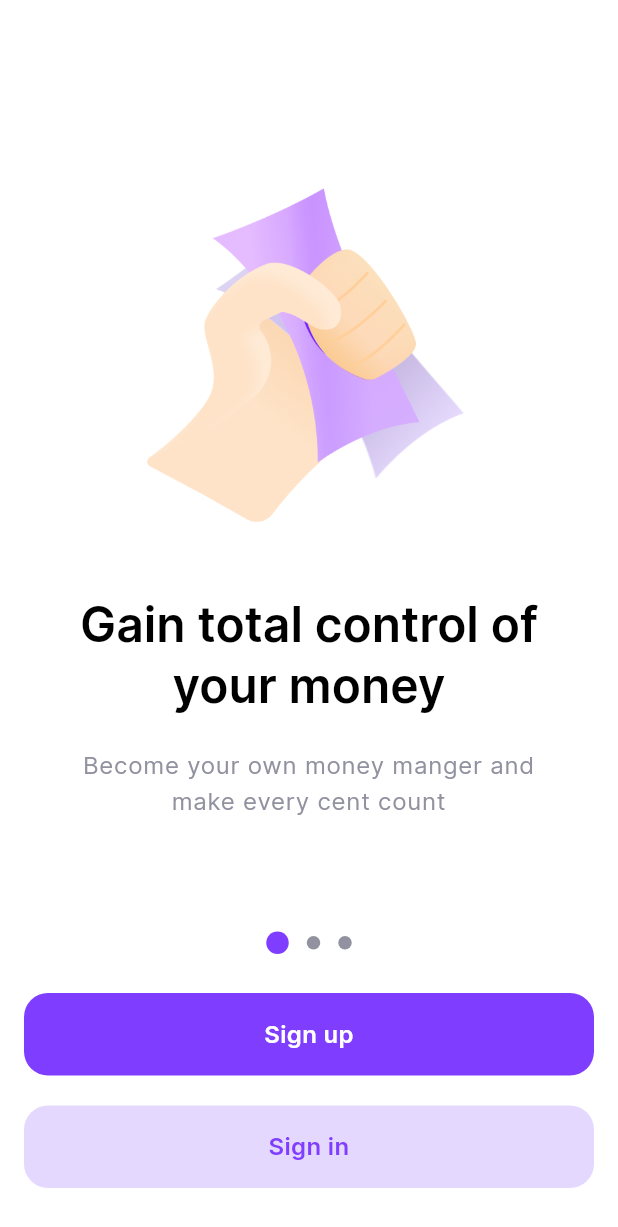
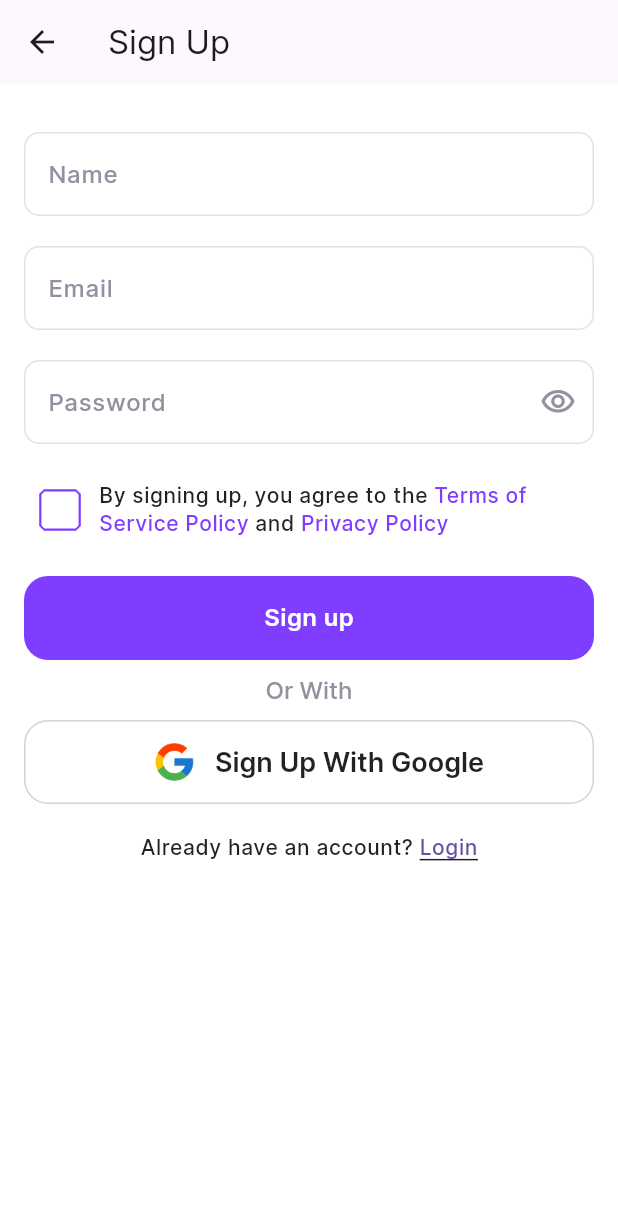
Before and after one commit to al-batol/spend_tracker-flutter-app, a Flutter app: the screen it shows after launch, after a tap on "Sign up", on a phone screen of 412 x 824 dp. Shown: the top 1227 px of the screen. Run offline on Flutter 3.47's test engine with Material 3 defaults, Android fonts, the phone set to English and light mode, and no system bars; drawn by our look-alikes of dots_indicator; our stand-ins replace bloc, equatable, flutter_bloc, get_it.

Commit message:
complete signup screen designn

```diff
--- a/lib/main.dart
+++ b/lib/main.dart
@@ -1,11 +1,11 @@
 import 'package:flutter/material.dart';
-import 'package:spend_tracker/src/core/common/constants/colors.dart';
 import 'package:spend_tracker/src/core/common/themes/light_theme.dart';
-import 'package:spend_tracker/src/core/features/onboarding/views/splash_screen.dart';
 import 'package:spend_tracker/src/core/navigation/app_routes.dart';
 import 'package:spend_tracker/src/core/navigation/route_names.dart';
+import 'package:spend_tracker/src/core/common/di/inection_container.dart';
 
 void main() {
+  setup();
   runApp(const MyApp());
 }
 
--- a/lib/src/core/common/constants/app_dimensions.dart
+++ b/lib/src/core/common/constants/app_dimensions.dart
@@ -4,5 +4,8 @@ class AppDimensions {
   static const double paddingLg = 32.0;
   static const double paddingMd = 24.0;
   static const double paddingSm = 16.0;
-  static const double paddingXsm = 8.0;
+  static const double paddingXSm = 12.0;
+  static const double paddingXxsm = 8.0;
+
+  static const double iconSize = 28.0;
 }
--- /dev/null
+++ b/lib/src/core/common/di/inection_container.dart
@@ -0,0 +1,9 @@
+import 'package:get_it/get_it.dart';
+import 'package:spend_tracker/src/core/features/auth/cubit/auth_cubit.dart';
+
+final di = GetIt.instance;
+
+void setup() {
+  // cubits
+  di.registerLazySingleton(() => AuthCubit());
+}
--- a/lib/src/core/common/fonts/app_font_sizes.dart
+++ b/lib/src/core/common/fonts/app_font_sizes.dart
@@ -2,7 +2,8 @@ class AppFontSizes {
   static const double xxl = 56.0;
   static const double xl = 48.0;
   static const double lg = 32.0;
-  static const double md = 24.0;
+  static const double md = 18.0;
   static const double sm = 16.0;
-  static const double xs = 12.0;
+  static const double xs = 14.0;
+  static const double xxs = 12.0;
 }
--- a/lib/src/core/common/fonts/app_font_styles.dart
+++ b/lib/src/core/common/fonts/app_font_styles.dart
@@ -15,10 +15,10 @@ class AppFontStyles {
     color: Colors.black87,
   );
 
-  static const TextStyle body = TextStyle(
+  static const TextStyle labelMedium = TextStyle(
     fontSize: AppFontSizes.sm,
     fontWeight: FontWeight.normal,
-    color: AppColors.light20,
+    color: Colors.black87,
   );
 
   static const TextStyle button = TextStyle(
@@ -28,9 +28,19 @@ class AppFontStyles {
   );
   static const TextStyle caption = TextStyle(
     fontSize: AppFontSizes.xs,
-    color: Colors.grey,
+    color: Colors.black87,
+    fontWeight: FontWeight.w500,
   );
-
+  static const TextStyle displaySmall = TextStyle(
+    fontSize: AppFontSizes.sm,
+    color: AppColors.light20,
+    fontWeight: FontWeight.w500,
+  );
+  static const TextStyle titleMedium = TextStyle(
+    fontSize: AppFontSizes.md,
+    color: Colors.black87,
+    fontWeight: FontWeight.w600,
+  );
   static const TextStyle display = TextStyle(
     fontSize: AppFontSizes.xxl,
     fontWeight: FontWeight.bold,
--- a/lib/src/core/common/themes/light_theme.dart
+++ b/lib/src/core/common/themes/light_theme.dart
@@ -13,9 +13,32 @@ class LightTheme {
       displayLarge: AppFontStyles.display,
       headlineMedium: AppFontStyles.heading,
       titleMedium: AppFontStyles.subtitle,
-      bodyLarge: AppFontStyles.body,
       bodySmall: AppFontStyles.caption,
+      labelMedium: AppFontStyles.labelMedium,
       bodyMedium: AppFontStyles.button,
+      displaySmall: AppFontStyles.displaySmall,
+      displayMedium: AppFontStyles.titleMedium,
+    ),
+    checkboxTheme: CheckboxThemeData(
+      side: BorderSide(width: 0.5, color: AppColors.primaryColor),
+      shape: BeveledRectangleBorder(borderRadius: BorderRadius.circular(2)),
+    ),
+    inputDecorationTheme: InputDecorationTheme(
+      labelStyle: AppFontStyles.displaySmall,
+      suffixIconColor: AppColors.light20,
+      border: OutlineInputBorder(
+        borderRadius: BorderRadius.circular(10),
+        // borderSide: BorderSide(color: AppColors.inputBg),
+      ),
+      enabledBorder: OutlineInputBorder(
+        borderRadius: BorderRadius.circular(10),
+        borderSide: BorderSide(color: AppColors.inputBg),
+      ),
+      errorBorder: OutlineInputBorder(borderRadius: BorderRadius.circular(10)),
+      focusedBorder: OutlineInputBorder(
+        borderRadius: BorderRadius.circular(10),
+        borderSide: BorderSide(color: AppColors.inputBg),
+      ),
     ),
   );
 }
--- a/lib/src/core/common/widgets/custom_button.dart
+++ b/lib/src/core/common/widgets/custom_button.dart
@@ -6,12 +6,16 @@ class CustomButton extends StatelessWidget {
   final Color? color;
   final Color? textColor;
   final VoidCallback voidCallback;
+  final String? imagePath;
+  final bool isLoading;
   const CustomButton({
     super.key,
     required this.name,
     this.color,
     this.textColor,
     required this.voidCallback,
+    this.imagePath,
+    this.isLoading = false,
   });
 
   @override
@@ -19,19 +23,51 @@ class CustomButton extends StatelessWidget {
     return GestureDetector(
       onTap: voidCallback,
       child: Container(
+        height: 56,
         width: MediaQuery.sizeOf(context).width,
-        padding: EdgeInsets.all(AppDimensions.paddingSm),
         decoration: BoxDecoration(
-          color: color ?? Theme.of(context).primaryColor,
+          color:
+              color ??
+              (imagePath != null
+                  ? Theme.of(context).scaffoldBackgroundColor
+                  : Theme.of(context).primaryColor),
           borderRadius: BorderRadius.circular(AppDimensions.paddingSm),
+          border:
+              imagePath == null
+                  ? null
+                  : Border.all(
+                    color: Theme.of(
+                      context,
+                    ).disabledColor.withValues(alpha: 0.4),
+                  ),
         ),
-        child: Text(
-          name,
-          style: Theme.of(
-            context,
-          ).textTheme.bodyMedium?.copyWith(color: textColor),
-          textAlign: TextAlign.center,
-        ),
+        child:
+            isLoading
+                ? Center(
+                  child: CircularProgressIndicator(
+                    color: Theme.of(context).scaffoldBackgroundColor,
+                  ),
+                )
+                : Row(
+                  mainAxisAlignment: MainAxisAlignment.center,
+                  children: [
+                    if (imagePath != null)
+                      Padding(
+                        padding: const EdgeInsets.all(AppDimensions.paddingXSm),
+                        child: Image.asset(imagePath!),
+                      ),
+                    Text(
+                      name,
+                      style:
+                          imagePath == null
+                              ? Theme.of(
+                                context,
+                              ).textTheme.bodyMedium?.copyWith(color: textColor)
+                              : Theme.of(context).textTheme.displayMedium,
+                      textAlign: TextAlign.center,
+                    ),
+                  ],
+                ),
       ),
     );
   }
--- /dev/null
+++ b/lib/src/core/common/widgets/custom_text_field.dart
@@ -0,0 +1,47 @@
+import 'package:flutter/material.dart';
+import 'package:flutter_bloc/flutter_bloc.dart';
+import 'package:spend_tracker/src/core/features/auth/cubit/auth_cubit.dart';
+
+class CustomTextField extends StatelessWidget {
+  final TextEditingController controller;
+  final String hintText;
+  final bool? isPassword;
+  final bool? isHidden;
+  final bool? isEnabled;
+  final FormFieldValidator<String>? validator;
+  const CustomTextField({
+    super.key,
+    required this.controller,
+    this.isPassword = false,
+    required this.hintText,
+    required this.validator,
+    this.isHidden = false,
+    this.isEnabled = true,
+  });
+
+  @override
+  Widget build(BuildContext context) {
+    return TextFormField(
+      controller: controller,
+      obscureText: isHidden!,
+      enabled: isEnabled,
+      decoration: InputDecoration(
+        labelText: hintText,
+        suffixIcon:
+            !isPassword!
+                ? null
+                : IconButton(
+                  icon: Icon(
+                    isHidden!
+                        ? Icons.visibility_outlined
+                        : Icons.visibility_off_outlined,
+                  ),
+                  onPressed: () {
+                    context.read<AuthCubit>().togglePasswordEye();
+                  },
+                ),
+      ),
+      validator: validator,
+    );
+  }
+}
--- /dev/null
+++ b/lib/src/core/features/auth/cubit/auth_cubit.dart
@@ -0,0 +1,20 @@
+import 'package:bloc/bloc.dart';
+import 'package:equatable/equatable.dart';
+
+part 'auth_state.dart';
+
+class AuthCubit extends Cubit<AuthState> {
+  AuthCubit() : super(AuthState());
+
+  void togglePasswordEye() {
+    emit(state.copyWith(isPassHidden: !state.isPassHidden));
+  }
+
+  void togglePolicy() {
+    emit(state.copyWith(isPolicyChecked: !state.isPolicyChecked));
+  }
+
+  void signUp() {
+    emit(state.copyWith(isEnabled: !state.isEnabled, isSigningUp: true));
+  }
+}
--- /dev/null
+++ b/lib/src/core/features/auth/cubit/auth_state.dart
@@ -0,0 +1,31 @@
+part of 'auth_cubit.dart';
+
+class AuthState extends Equatable {
+  final bool isPassHidden;
+  final bool isPolicyChecked;
+  final bool isEnabled;
+  final bool isSigningUp;
+  const AuthState({
+    this.isPassHidden = true,
+    this.isPolicyChecked = false,
+    this.isEnabled = true,
+    this.isSigningUp = false,
+  });
+
+  AuthState copyWith({
+    bool? isPassHidden,
+    bool? isPolicyChecked,
+    bool? isEnabled,
+    bool? isSigningUp,
+  }) {
+    return AuthState(
+      isPassHidden: isPassHidden ?? this.isPassHidden,
+      isPolicyChecked: isPolicyChecked ?? this.isPolicyChecked,
+      isEnabled: isEnabled ?? this.isEnabled,
+      isSigningUp: isSigningUp ?? this.isSigningUp,
+    );
+  }
+
+  @override
+  List<Object> get props => [isPassHidden, isPolicyChecked, isEnabled];
+}
--- /dev/null
+++ b/lib/src/core/features/auth/views/signup_screen.dart
@@ -0,0 +1,68 @@
+import 'package:flutter/material.dart';
+import 'package:flutter_bloc/flutter_bloc.dart';
+import 'package:spend_tracker/src/core/common/constants/app_dimensions.dart';
+import 'package:spend_tracker/src/core/common/widgets/custom_button.dart';
+import 'package:spend_tracker/src/core/common/widgets/custom_text_field.dart';
+import 'package:spend_tracker/src/core/features/auth/cubit/auth_cubit.dart';
+import 'package:spend_tracker/src/core/features/auth/widgets/signup/form_fields_widget.dart';
+import 'package:spend_tracker/src/core/features/auth/widgets/signup/privacy_checkbox_widget.dart';
+import 'package:spend_tracker/src/core/features/auth/widgets/signup/signup_footer_buttons.dart';
+
+class SignupScreen extends StatefulWidget {
+  const SignupScreen({super.key});
+
+  @override
+  State<SignupScreen> createState() => _SignupScreenState();
+}
+
+class _SignupScreenState extends State<SignupScreen> {
+  late final GlobalKey<FormState> formKey;
+  late final TextEditingController nameCtr;
+  late final TextEditingController emailCtr;
+  late final TextEditingController passwordCtr;
+
+  @override
+  void initState() {
+    formKey = GlobalKey<FormState>();
+    nameCtr = TextEditingController();
+    emailCtr = TextEditingController();
+    passwordCtr = TextEditingController();
+    super.initState();
+  }
+
+  @override
+  void dispose() {
+    nameCtr.dispose();
+    emailCtr.dispose();
+    passwordCtr.dispose();
+    super.dispose();
+  }
+
+  @override
+  Widget build(BuildContext context) {
+    return Scaffold(
+      appBar: AppBar(title: Text('Sign Up')),
+      body: Padding(
+        padding: const EdgeInsets.symmetric(
+          vertical: AppDimensions.paddingLg,
+          horizontal: AppDimensions.paddingSm,
+        ),
+        child: Form(
+          key: formKey,
+          child: Column(
+            spacing: 20,
+            children: [
+              FormFieldsWidget(
+                nameCtr: nameCtr,
+                emailCtr: emailCtr,
+                passwordCtr: passwordCtr,
+              ),
+              PrivacyCheckboxWidget(),
+              SignupFooterButtons(formKey: formKey),
+            ],
+          ),
+        ),
+      ),
+    );
+  }
+}
--- /dev/null
+++ b/lib/src/core/features/auth/widgets/signup/form_fields_widget.dart
@@ -0,0 +1,88 @@
+import 'package:flutter/material.dart';
+import 'package:flutter_bloc/flutter_bloc.dart';
+import 'package:spend_tracker/src/core/common/widgets/custom_text_field.dart';
+import 'package:spend_tracker/src/core/features/auth/cubit/auth_cubit.dart';
+
+class FormFieldsWidget extends StatelessWidget {
+  final TextEditingController nameCtr;
+  final TextEditingController emailCtr;
+  final TextEditingController passwordCtr;
+  const FormFieldsWidget({
+    super.key,
+    required this.nameCtr,
+    required this.emailCtr,
+    required this.passwordCtr,
+  });
+
+  @override
+  Widget build(BuildContext context) {
+    return Column(
+      spacing: 20,
+      children: [
+        BlocBuilder<AuthCubit, AuthState>(
+          buildWhen:
+              (previous, current) => previous.isEnabled != current.isEnabled,
+          builder: (context, state) {
+            return CustomTextField(
+              controller: nameCtr,
+              hintText: "Name",
+              isEnabled: state.isEnabled,
+              validator: (value) {
+                if (value == null || value.trim().isEmpty) {
+                  return 'Name is required';
+                }
+                return null;
+              },
+            );
+          },
+        ),
+        BlocBuilder<AuthCubit, AuthState>(
+          buildWhen:
+              (previous, current) => previous.isEnabled != current.isEnabled,
+          builder: (context, state) {
+            return CustomTextField(
+              controller: emailCtr,
+              hintText: "Email",
+              isEnabled: state.isEnabled,
+              validator: (value) {
+                if (value == null || value.trim().isEmpty) {
+                  return 'Email is required';
+                }
+                // Simple email pattern check
+                final emailRegex = RegExp(r'^[\w-\.]+@([\w-]+\.)+[\w-]{2,4}$');
+                if (!emailRegex.hasMatch(value.trim())) {
+                  return 'Enter a valid email';
+                }
+                return null;
+              },
+            );
+          },
+        ),
+        BlocBuilder<AuthCubit, AuthState>(
+          buildWhen:
+              (previous, current) =>
+                  previous.isEnabled != current.isEnabled ||
+                  previous.isPassHidden != current.isPassHidden,
+          builder: (context, state) {
+            return CustomTextField(
+              hintText: "Password",
+              controller: passwordCtr,
+              isPassword: true,
+              isHidden: state.isPassHidden,
+              isEnabled: state.isEnabled,
+              validator: (value) {
+                if (value == null || value.isEmpty) {
+                  return 'Password is required';
+                }
+                if (value.length < 6) {
+                  return 'Password must be at least 6 characters';
+                }
+                return null;
+              },
+            );
+          },
+        ),
+      ],
+    );
+  }
+}
--- /dev/null
+++ b/lib/src/core/features/auth/widgets/signup/privacy_checkbox_widget.dart
@@ -0,0 +1,60 @@
+import 'package:flutter/material.dart';
+import 'package:flutter_bloc/flutter_bloc.dart';
+import 'package:spend_tracker/src/core/features/auth/cubit/auth_cubit.dart';
+
+class PrivacyCheckboxWidget extends StatelessWidget {
+  const PrivacyCheckboxWidget({super.key});
+
+  @override
+  Widget build(BuildContext context) {
+    return Row(
+      crossAxisAlignment: CrossAxisAlignment.center,
+      children: [
+        Transform.scale(
+          scale: 1.5,
+          child: BlocBuilder<AuthCubit, AuthState>(
+            buildWhen:
+                (previous, current) =>
+                    previous.isPolicyChecked != current.isPolicyChecked ||
+                    previous.isEnabled != current.isEnabled,
+            builder: (context, state) {
+              return Checkbox(
+                value: state.isPolicyChecked,
+                onChanged:
+                    state.isEnabled
+                        ? (_) {
+                          context.read<AuthCubit>().togglePolicy();
+                        }
+                        : null,
+              );
+            },
+          ),
+        ),
+        const SizedBox(width: 2), // spacing between checkbox and text
+        Expanded(
+          child: RichText(
+            text: TextSpan(
+              text: 'By signing up, you agree to the',
+              style: Theme.of(context).textTheme.bodySmall,
+              children: [
+                TextSpan(
+                  text: ' Terms of Service Policy',
+                  style: Theme.of(context).textTheme.bodySmall?.copyWith(
+                    color: Theme.of(context).primaryColor,
+                  ),
+                ),
+                TextSpan(text: ' and '),
+                TextSpan(
+                  text: 'Privacy Policy',
+                  style: Theme.of(context).textTheme.bodySmall?.copyWith(
+                    color: Theme.of(context).primaryColor,
+                  ),
+                ),
+              ],
+            ),
+          ),
+        ),
+      ],
+    );
+  }
+}
--- /dev/null
+++ b/lib/src/core/features/auth/widgets/signup/signup_footer_buttons.dart
@@ -0,0 +1,64 @@
+import 'package:flutter/material.dart';
+import 'package:flutter_bloc/flutter_bloc.dart';
+import 'package:spend_tracker/src/core/common/widgets/custom_button.dart';
+import 'package:spend_tracker/src/core/features/auth/cubit/auth_cubit.dart';
+
+class SignupFooterButtons extends StatelessWidget {
+  final GlobalKey<FormState> formKey;
+  const SignupFooterButtons({super.key, required this.formKey});
+
+  @override
+  Widget build(BuildContext context) {
+    return Column(
+      children: [
+        BlocBuilder<AuthCubit, AuthState>(
+          buildWhen:
+              (previous, current) =>
+                  previous.isSigningUp != current.isSigningUp,
+          builder: (context, state) {
+            return CustomButton(
+              name: 'Sign up',
+              isLoading: state.isSigningUp,
+              voidCallback: () {
+                if (formKey.currentState!.validate()) {
+                  context.read<AuthCubit>().signUp();
+                }
+              },
+            );
+          },
+        ),
+        const SizedBox(height: 10),
+        Text('Or With', style: Theme.of(context).textTheme.displaySmall),
+        const SizedBox(height: 10),
+        CustomButton(
+          name: 'Sign Up With Google',
+          imagePath: 'assets/images/google.png',
+          voidCallback: () {},
+        ),
+        const SizedBox(height: 20),
+        Row(
+          mainAxisAlignment: MainAxisAlignment.center,
+          children: [
+            Text(
+              'Already have an account? ',
+              style: Theme.of(context).textTheme.bodySmall,
+            ),
+            TextButton(
+              onPressed: () {},
+              style: TextButton.styleFrom(
+                padding: EdgeInsets.zero,
+                minimumSize: Size(0, 0),
+
+                textStyle: Theme.of(context).textTheme.bodySmall?.copyWith(
+                  decoration: TextDecoration.underline,
+                ),
+                tapTargetSize: MaterialTapTargetSize.shrinkWrap,
+              ),
+              child: Text('Login'),
+            ),
+          ],
+        ),
+      ],
+    );
+  }
+}
--- a/lib/src/core/features/onboarding/widgets/buttons_widget.dart
+++ b/lib/src/core/features/onboarding/widgets/buttons_widget.dart
@@ -1,5 +1,6 @@
 import 'package:flutter/material.dart';
 import 'package:spend_tracker/src/core/common/widgets/custom_button.dart';
+import 'package:spend_tracker/src/core/navigation/route_names.dart';
 
 class ButtonsWidget extends StatelessWidget {
   const ButtonsWidget({super.key});
@@ -9,7 +10,12 @@ class ButtonsWidget extends StatelessWidget {
     return Column(
       spacing: 20,
       children: [
-        CustomButton(name: 'Sign up', voidCallback: () {}),
+        CustomButton(
+          name: 'Sign up',
+          voidCallback: () {
+            Navigator.pushNamed(context, RouteNames.signup);
+          },
+        ),
         CustomButton(
           name: 'Sign in',
           color: Theme.of(context).primaryColor.withValues(alpha: 0.2),
--- a/lib/src/core/features/onboarding/widgets/slides_widget.dart
+++ b/lib/src/core/features/onboarding/widgets/slides_widget.dart
@@ -40,7 +40,7 @@ class SlidesWidget extends StatelessWidget {
                     ),
                     Text(
                       onboardingList[index].subtitle,
-                      style: Theme.of(context).textTheme.bodyLarge,
+                      style: Theme.of(context).textTheme.labelMedium,
                       textAlign: TextAlign.center,
                     ),
                   ],
--- a/lib/src/core/navigation/app_routes.dart
+++ b/lib/src/core/navigation/app_routes.dart
@@ -1,6 +1,9 @@
 import 'package:flutter/cupertino.dart';
 
 import 'package:flutter/material.dart';
+import 'package:flutter_bloc/flutter_bloc.dart';
+import 'package:spend_tracker/src/core/features/auth/cubit/auth_cubit.dart';
+import 'package:spend_tracker/src/core/features/auth/views/signup_screen.dart';
 import 'package:spend_tracker/src/core/features/onboarding/views/onboarding_screen.dart';
 import 'package:spend_tracker/src/core/features/onboarding/views/splash_screen.dart';
 import 'package:spend_tracker/src/core/navigation/route_names.dart';
@@ -18,6 +21,15 @@ class AppRoutes {
           settings: settings,
           builder: (_) => const OnboardingScreen(),
         );
+      case RouteNames.signup:
+        return MaterialPageRoute(
+          settings: settings,
+          builder:
+              (_) => BlocProvider(
+                create: (context) => AuthCubit(),
+                child: SignupScreen(),
+              ),
+        );
       default:
         return MaterialPageRoute(
           settings: settings,
--- a/lib/src/core/navigation/route_names.dart
+++ b/lib/src/core/navigation/route_names.dart
@@ -2,6 +2,7 @@ class RouteNames {
   static const String home = '/';
   static const String splash = '/splash';
   static const String onboarding = '/onboarding';
+  static const String signup = '/signup';
   static const String login = '/login';
   static const String profile = '/profile';
 }
--- a/pubspec.yaml
+++ b/pubspec.yaml
@@ -36,6 +36,8 @@ dependencies:
   cupertino_icons: ^1.0.8
   flutter_bloc: ^9.1.1
   dots_indicator: ^4.0.1
+  equatable: ^2.0.7
+  get_it: ^8.0.3
 
 dev_dependencies:
   flutter_test:
```
Also changed, not shown: assets/images/google.png (added), pubspec.lock.
